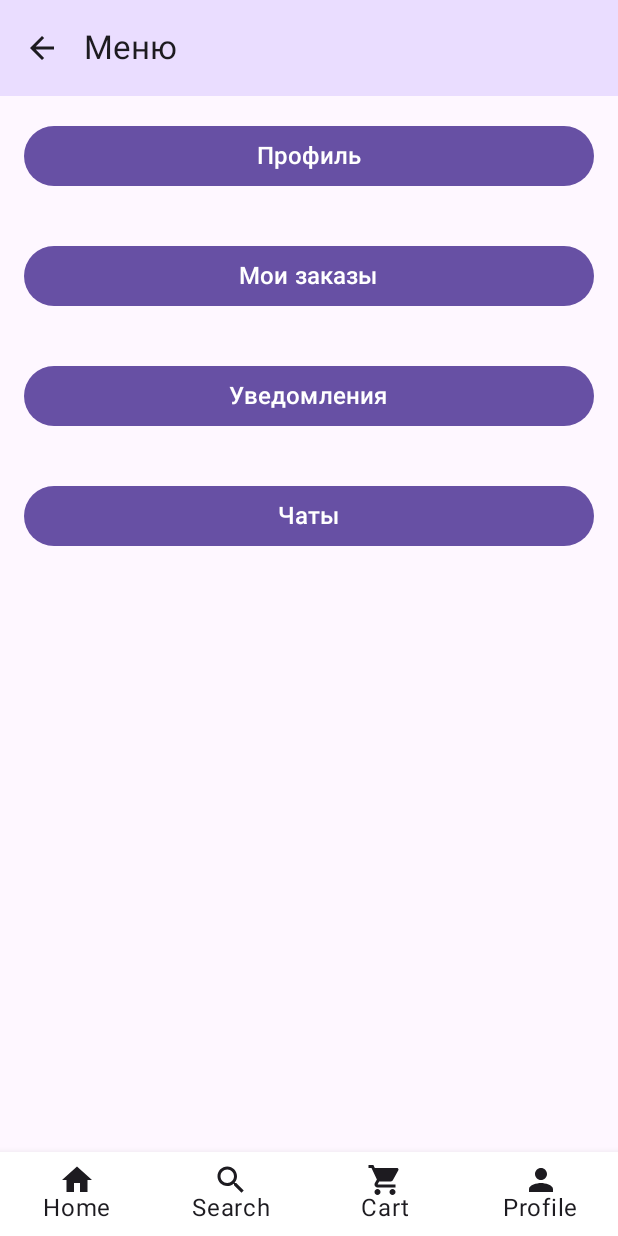
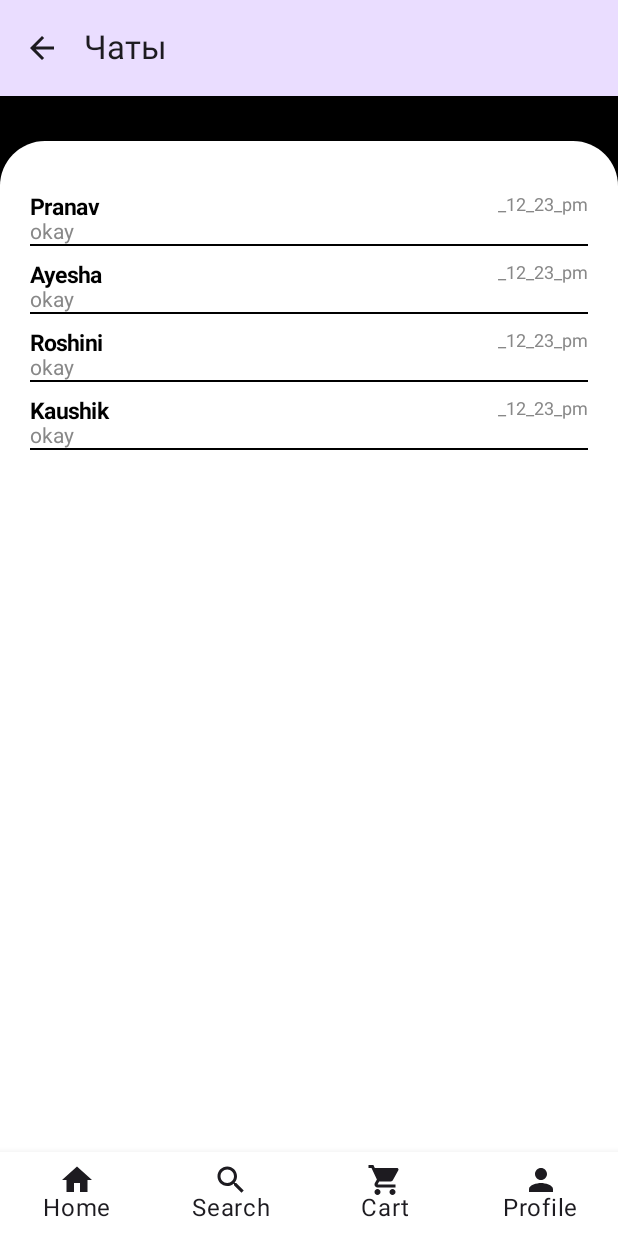
Before and after one commit to ProCat-HQ/ProCat-frontend, an Android app built with Jetpack Compose: the PersonalScreen screen opened through its navigation route, after a tap on "Чаты", on a phone screen of 412 x 824 dp. Run offline under Robolectric (Android 15) with nearby library versions, the light colour scheme and no system bars; our stand-ins replace Volley.

Commit message:
simple chat

```diff
--- a/ProCat/app/src/main/kotlin/com/example/procatfirst/ProCatScreen.kt
+++ b/ProCat/app/src/main/kotlin/com/example/procatfirst/ProCatScreen.kt
@@ -42,6 +42,8 @@ import com.example.procatfirst.ui.cart.Cart
 import com.example.procatfirst.ui.item.ToolScreen
 import com.example.procatfirst.ui.item.ToolViewModel
 import com.example.procatfirst.ui.personal.PersonalScreen
+import com.example.procatfirst.ui.personal.chats.ChatScreen
+import com.example.procatfirst.ui.personal.chats.ListOfChatsScreen
 import com.example.procatfirst.ui.personal.notifications.NotificationsScreen
 import com.example.procatfirst.ui.personal.orders.OrdersScreen
 import com.example.procatfirst.ui.personal.profile.ProfileScreen
@@ -59,7 +61,9 @@ enum class ProCatScreen(@StringRes val title: Int) {
     Personal(title = R.string.personal),
     Profile(title = R.string.profile),
     Orders(title = R.string.list_of_orders),
-    Notifications(title = R.string.notifications)
+    Notifications(title = R.string.notifications),
+    ListOfChatsScreen(title = R.string.list_of_chats),
+    Chat(title = R.string.chat)
 }
 
 @OptIn(ExperimentalMaterial3Api::class)
@@ -239,6 +243,9 @@ fun ProCatApp (
                     onToNotificationsClicked = {
                         navController.navigate(ProCatScreen.Notifications.name)
                     },
+                    onToChatsClicked = {
+                        navController.navigate(ProCatScreen.ListOfChatsScreen.name)
+                    },
                     /*
                     modifier = Modifier
                         .fillMaxSize()
@@ -273,6 +280,28 @@ fun ProCatApp (
                         */
                 )
             }
+            composable(route = ProCatScreen.ListOfChatsScreen.name) {
+                ListOfChatsScreen(
+                    onToChatClicked = {
+                        navController.navigate(ProCatScreen.Chat.name)
+                    },
+                    /*
+                    modifier = Modifier
+                        .fillMaxSize()
+                        .padding(16.dp)
+                        */
+                )
+            }
+            composable(route = ProCatScreen.Chat.name) {
+                ChatScreen(
+
+                    /*
+                    modifier = Modifier
+                        .fillMaxSize()
+                        .padding(16.dp)
+                        */
+                )
+            }
         }
 
     }
--- a/ProCat/app/src/main/kotlin/com/example/procatfirst/ui/personal/Personal.kt
+++ b/ProCat/app/src/main/kotlin/com/example/procatfirst/ui/personal/Personal.kt
@@ -25,6 +25,7 @@ fun PersonalScreen(
     onToProfileClicked: () -> Unit,
     onToOrdersClicked: () -> Unit,
     onToNotificationsClicked: () -> Unit,
+    onToChatsClicked:() -> Unit,
     //personalViewModel: PersonalViewModel = viewModel(),
     //modifier: Modifier = Modifier
 ) {
@@ -70,7 +71,7 @@ fun PersonalScreen(
         // Chats button
         Button(
             modifier = Modifier.fillMaxWidth().padding(16.dp),
-            onClick = { }
+            onClick = { onToChatsClicked() }
         ) {
             Text(
                 text = stringResource(R.string.chats),
--- /dev/null
+++ b/ProCat/app/src/main/kotlin/com/example/procatfirst/ui/personal/chats/ChatList.kt
@@ -0,0 +1,133 @@
+package com.example.procatfirst.ui.personal.chats
+
+import androidx.compose.foundation.background
+import androidx.compose.foundation.layout.Box
+import androidx.compose.foundation.layout.Column
+import androidx.compose.foundation.layout.fillMaxSize
+import androidx.compose.foundation.layout.padding
+import androidx.compose.foundation.lazy.LazyColumn
+import androidx.compose.foundation.shape.RoundedCornerShape
+import androidx.compose.ui.graphics.Color
+import androidx.compose.runtime.Composable
+
+import androidx.compose.foundation.clickable
+import androidx.compose.foundation.layout.*
+import androidx.compose.foundation.lazy.items
+import androidx.compose.material3.Divider
+import androidx.compose.material3.Text
+import androidx.compose.ui.Modifier
+import androidx.compose.ui.graphics.Color.Companion.Black
+import androidx.compose.ui.graphics.Color.Companion.Gray
+import androidx.compose.ui.text.TextStyle
+import androidx.compose.ui.text.font.FontWeight
+import androidx.compose.ui.tooling.preview.Preview
+import androidx.compose.ui.unit.dp
+import androidx.compose.ui.unit.sp
+import com.example.procatfirst.data.Person
+import com.example.procatfirst.data.PersonList.personList
+import com.example.procatfirst.ui.theme.ProCatFirstTheme
+
+
+@Composable
+fun ListOfChatsScreen(
+    //navHostController: NavHostController
+    onToChatClicked: () -> Unit
+
+) {
+    Box(
+        modifier = Modifier
+            .fillMaxSize()
+            .background(Color.Black)
+    ) {
+
+        Column(
+            modifier = Modifier
+                .fillMaxSize()
+                .padding(top = 30.dp)
+        ) {
+            //HeaderOrViewStory()
+            Box(
+                modifier = Modifier
+                    .fillMaxSize()
+                    .background(
+                        Color.White, RoundedCornerShape(
+                            topStart = 30.dp, topEnd = 30.dp
+                        )
+                    )
+            ) {
+
+                LazyColumn(
+                    modifier = Modifier.padding(bottom = 15.dp, top = 30.dp)
+                ) {
+                    items(personList, key = { it.id }) {
+                        UserEachRow(
+                            person = it,
+                            onToChatClicked = onToChatClicked
+                        ) {
+                            /*navHostController.currentBackStackEntry?.savedStateHandle?.set(
+                                "data",
+                                it
+                            ) */
+                            //navHostController.navigate(CHAT_SCREEN)
+                        }
+                    }
+                }
+            }
+        }
+    }
+}
+
+
+@Composable
+fun UserEachRow(
+    person: Person,
+    onToChatClicked: () -> Unit,
+    function: () -> Unit
+) {
+
+    Box(
+        modifier = Modifier
+            .fillMaxWidth()
+            .background(Color.White)
+            .clickable { onToChatClicked() }
+            .padding(horizontal = 20.dp, vertical = 5.dp),
+    ) {
+        Column {
+            Row(
+                modifier = Modifier.fillMaxWidth(),
+                horizontalArrangement = Arrangement.SpaceBetween
+            ) {
+                Row {
+                    Column {
+                        Text(
+                            text = person.name, style = TextStyle(
+                                color = Color.Black, fontSize = 15.sp, fontWeight = FontWeight.Bold
+                            )
+                        )
+                        Text(
+                            text = "okay", style = TextStyle(
+                                color = Gray, fontSize = 14.sp
+                            )
+                        )
+                    }
+
+                }
+                Text(
+                    text = "_12_23_pm", style = TextStyle(
+                        color = Gray, fontSize = 12.sp
+                    )
+                )
+            }
+            Divider(modifier = Modifier.fillMaxWidth(), thickness = 1.dp, color = Black)
+        }
+    }
+
+}
+
+@Preview(showBackground = true)
+@Composable
+fun ChatsPreview() {
+    ProCatFirstTheme {
+        //ListOfChatsScreen()
+    }
+}
--- a/ProCat/app/src/main/res/values/strings.xml
+++ b/ProCat/app/src/main/res/values/strings.xml
@@ -43,4 +43,7 @@
     <string name="list_of_orders">Список заказов</string>
     <string name="ask_question">Задать вопрос</string>
 
+    <string name="list_of_chats">Чаты</string>
+    <string name="type_message">Введите сообщение</string>
+    <string name="chat">Чат</string>
 </resources>
```
Also changed, not shown: ProCat/app/src/main/kotlin/com/example/procatfirst/data/PersonList.kt (added, +104 -0 lines), ProCat/app/src/main/kotlin/com/example/procatfirst/ui/personal/chats/Chat.kt (added, +237 -0 lines).
